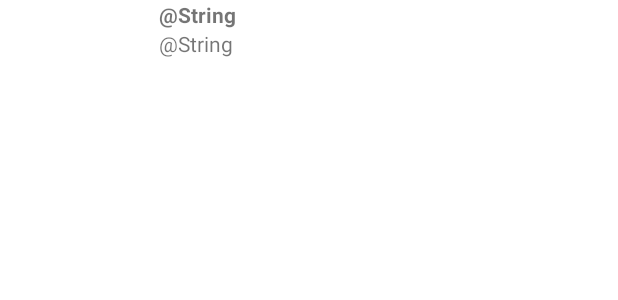
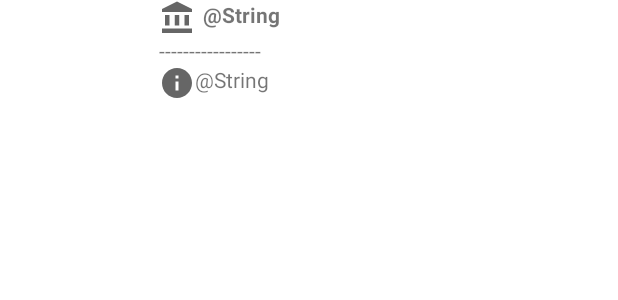
Before and after one commit to 2021OSS/NoMoreOverpriced, an Android app: the layout activity_custom_info_window.xml on its own in the app's theme, with its tools: preview values and no code run, on a phone screen of 412 x 824 dp. Shown: the top 300 px of the screen. Run offline under Robolectric (Android 15) with nearby library versions, the phone set to English and light mode, and no system bars.

Commit message:
add image

```diff
--- /dev/null
+++ b/app/src/main/res/drawable/ic_baseline_account_balance_24.xml
@@ -0,0 +1,22 @@
+<vector xmlns:android="http://schemas.android.com/apk/res/android"
+    android:width="24dp"
+    android:height="24dp"
+    android:viewportWidth="24"
+    android:viewportHeight="24"
+    android:tint="?attr/colorControlNormal">
+  <path
+      android:fillColor="@android:color/white"
+      android:pathData="M4,10h3v7h-3z"/>
+  <path
+      android:fillColor="@android:color/white"
+      android:pathData="M10.5,10h3v7h-3z"/>
+  <path
+      android:fillColor="@android:color/white"
+      android:pathData="M2,19h20v3h-20z"/>
+  <path
+      android:fillColor="@android:color/white"
+      android:pathData="M17,10h3v7h-3z"/>
+  <path
+      android:fillColor="@android:color/white"
+      android:pathData="M12,1l-10,5l0,2l20,0l0,-2z"/>
+</vector>
--- /dev/null
+++ b/app/src/main/res/drawable/ic_baseline_info_24.xml
@@ -0,0 +1,10 @@
+<vector xmlns:android="http://schemas.android.com/apk/res/android"
+    android:width="24dp"
+    android:height="24dp"
+    android:viewportWidth="24"
+    android:viewportHeight="24"
+    android:tint="?attr/colorControlNormal">
+  <path
+      android:fillColor="@android:color/white"
+      android:pathData="M12,2C6.48,2 2,6.48 2,12s4.48,10 10,10 10,-4.48 10,-10S17.52,2 12,2zM13,17h-2v-6h2v6zM13,9h-2L11,7h2v2z"/>
+</vector>
--- a/app/src/main/res/layout/activity_custom_info_window.xml
+++ b/app/src/main/res/layout/activity_custom_info_window.xml
@@ -10,17 +10,29 @@
     android:background="@android:color/white"
     >
 
+
     <TextView
         android:id="@+id/txtPickupInfo"
+        android:layout_width="200dp"
+        android:layout_height="match_parent"
+        android:drawablePadding="5dip"
+        android:text="@string/pickup_here"
+        android:textStyle="bold"
+        app:drawableLeftCompat="@drawable/ic_baseline_account_balance_24" />
+
+    <TextView
+        android:id="@+id/line"
         android:layout_width="match_parent"
         android:layout_height="wrap_content"
-        android:text="@string/pickup_here"
-        android:textStyle="bold" />
+        android:text="-----------------" />
+
     <TextView
         android:layout_width="200dp"
         android:layout_height="wrap_content"
         android:id="@+id/txtPickupSnippet"
         android:text="@string/optional"
+        app:drawableLeftCompat="@drawable/ic_baseline_info_24"
         android:singleLine="false"
         />
+
 </LinearLayout>
```
